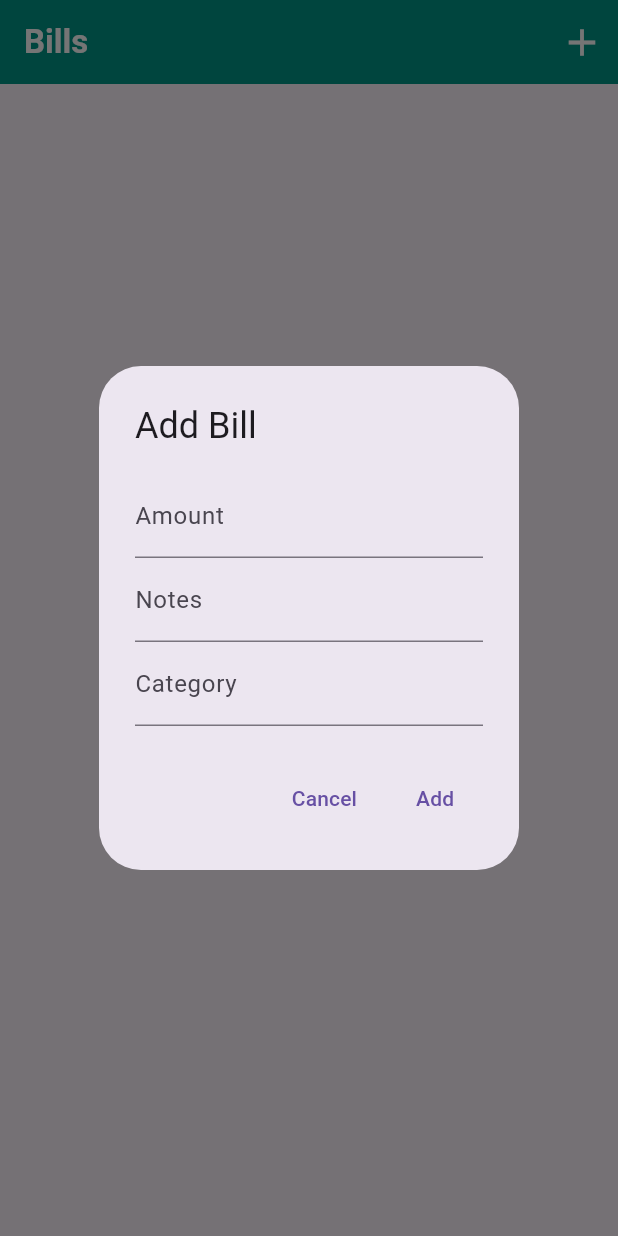
After one commit to vovanhung-dev/MoneyLover-V2, a Flutter app: the BillScreen screen opened directly, after a tap on the "add" icon, on a phone screen of 412 x 824 dp. The commit adds this screen. Run offline on Flutter 3.47's test engine with Material 3 defaults, Android fonts, the phone set to English and light mode, and no system bars; our stand-ins replace dio, fl_chart, shared_preferences; accounts and stored records are empty; network calls fail.

Commit message:
update code

```diff
--- /dev/null
+++ b/App/App/lib/page/Bill/CreateOrUpdateBillDialog.dart
@@ -0,0 +1,110 @@
+import 'package:flutter/material.dart';
+import 'package:intl/intl.dart'; // Import package intl
+import '../../model/Bill.dart';
+import '../../data/BillAPI.dart';
+import '../../data/api.dart';
+
+class CreateOrUpdateBillDialog extends StatefulWidget {
+  final BillAPI billAPI;
+  final Bill? bill;
+
+  CreateOrUpdateBillDialog({required this.billAPI, this.bill});
+
+  @override
+  _CreateOrUpdateBillDialogState createState() => _CreateOrUpdateBillDialogState();
+}
+
+class _CreateOrUpdateBillDialogState extends State<CreateOrUpdateBillDialog> {
+  final _formKey = GlobalKey<FormState>();
+  late TextEditingController _amountController;
+  late TextEditingController _notesController;
+  late TextEditingController _categoryController;
+  bool _isUpdate = false;
+
+  @override
+  void initState() {
+    super.initState();
+    _isUpdate = widget.bill != null;
+    _amountController = TextEditingController(text: widget.bill?.amount.toString() ?? '');
+    _notesController = TextEditingController(text: widget.bill?.notes ?? '');
+    _categoryController = TextEditingController(text: widget.bill?.category ?? '');
+  }
+
+  @override
+  void dispose() {
+    _amountController.dispose();
+    _notesController.dispose();
+    _categoryController.dispose();
+    super.dispose();
+  }
+
+  Future<void> _submit() async {
+    if (_formKey.currentState?.validate() ?? false) {
+      final newBill = Bill(
+        id: _isUpdate ? widget.bill!.id : 'new', // Use a placeholder string for new bills
+        amount: double.tryParse(_amountController.text) ?? 0.0,
+        notes: _notesController.text,
+        category: _categoryController.text,
+        date: DateTime.now(), // Change value if needed
+        fromDate: DateTime.now(), // Change value if needed
+        frequency: 'monthly', // Change value if needed
+        every: 1, // Change value if needed
+        dueDate: DateTime.now(), // Change value if needed
+        paid: false, // Change value if needed
+      );
+
+      final result = _isUpdate
+          ? await widget.billAPI.updateBill(newBill)
+          : await widget.billAPI.addBill(newBill);
+
+      Navigator.of(context).pop(result);
+    }
+  }
+
+  @override
+  Widget build(BuildContext context) {
+    return AlertDialog(
+      title: Text(_isUpdate ? "Update Bill" : "Add Bill"),
+      content: Form(
+        key: _formKey,
+        child: Column(
+          mainAxisSize: MainAxisSize.min,
+          children: [
+            TextFormField(
+              controller: _amountController,
+              decoration: InputDecoration(labelText: "Amount"),
+              keyboardType: TextInputType.number,
+              validator: (value) {
+                if (value == null || value.isEmpty) {
+                  return 'Please enter an amount';
+                }
+                return null;
+              },
+            ),
+            TextFormField(
+              controller: _notesController,
+              decoration: InputDecoration(labelText: "Notes"),
+            ),
+            TextFormField(
+              controller: _categoryController,
+              decoration: InputDecoration(labelText: "Category"),
+            ),
+            // Add other fields if needed
+          ],
+        ),
+      ),
+      actions: [
+        TextButton(
+          onPressed: () {
+            Navigator.of(context).pop();
+          },
+          child: Text("Cancel"),
+        ),
+        TextButton(
+          onPressed: _submit,
+          child: Text(_isUpdate ? "Update" : "Add"),
+        ),
+      ],
+    );
+  }
+}
```
Also changed, not shown: App/App/lib/page/Bill/BillScreen.dart (+11 -77 lines).
